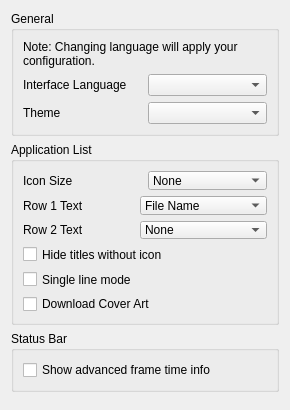
This is src/citra_qt/configuration/configure_ui.ui in simplysanatori/AzaharVR as Qt 5 draws it before an edit. The edited form follows.
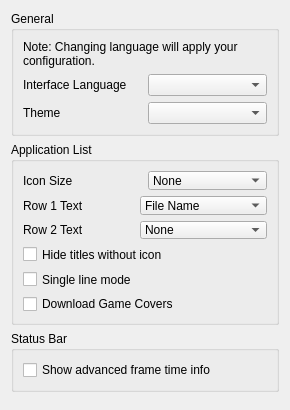
This is the edited form.

Commit message: Download Game Covers, Download Thumbnails and each game's own cover

```diff
--- a/src/citra_qt/configuration/configure_ui.ui
+++ b/src/citra_qt/configuration/configure_ui.ui
@@ -202,10 +202,7 @@
         <item>
          <widget class="QCheckBox" name="toggle_download_covers">
           <property name="text">
-           <string>Download Cover Art</string>
-          </property>
-          <property name="toolTip">
-           <string>Covers of DS, GBA and Game Boy games for the VR Games tab, looked up by file name. Nothing else is sent.</string>
+           <string>Download Game Covers</string>
           </property>
          </widget>
         </item>
```
The commit also changes 21 other files.
